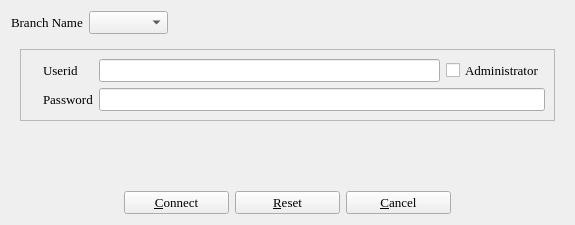
First picture: the form in branch_s.ui, repository textbrowser/biblioteq, before the edit.
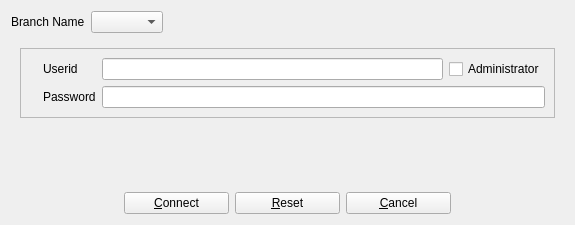
Second picture: the form after the edit. Icons and pictures are not drawn.

Commit message: Default fonts. Do not allow users to set their fonts on OS X systems as this distorts widgets.

What changed in the file:
```diff
--- a/branch_s.ui
+++ b/branch_s.ui
@@ -10,12 +10,6 @@
     <height>225</height>
    </rect>
   </property>
-  <property name="font">
-   <font>
-    <family>Times</family>
-    <pointsize>10</pointsize>
-   </font>
-  </property>
   <property name="windowTitle">
    <string>BiblioteQ: Branch Selection</string>
   </property>
@@ -28,12 +22,6 @@
     <layout class="QHBoxLayout">
      <item>
       <widget class="QLabel" name="label_4">
-       <property name="font">
-        <font>
-         <family>Times</family>
-         <pointsize>10</pointsize>
-        </font>
-       </property>
        <property name="text">
         <string>Branch Name</string>
        </property>
@@ -147,12 +135,6 @@
           </item>
           <item row="0" column="1">
            <widget class="QLabel" name="label_6">
-            <property name="font">
-             <font>
-              <family>Times</family>
-              <pointsize>10</pointsize>
-             </font>
-            </property>
             <property name="text">
              <string>Userid</string>
             </property>
@@ -174,12 +156,6 @@
           </item>
           <item row="1" column="1">
            <widget class="QLabel" name="label_5">
-            <property name="font">
-             <font>
-              <family>Times</family>
-              <pointsize>10</pointsize>
-             </font>
-            </property>
             <property name="text">
              <string>Password</string>
             </property>
@@ -235,12 +211,6 @@
          <height>0</height>
         </size>
        </property>
-       <property name="font">
-        <font>
-         <family>Times</family>
-         <pointsize>10</pointsize>
-        </font>
-       </property>
        <property name="text">
         <string>&amp;Connect</string>
        </property>
@@ -258,12 +228,6 @@
          <height>0</height>
         </size>
        </property>
-       <property name="font">
-        <font>
-         <family>Times</family>
-         <pointsize>10</pointsize>
-        </font>
-       </property>
        <property name="text">
         <string>&amp;Reset</string>
        </property>
@@ -281,12 +245,6 @@
          <height>0</height>
         </size>
        </property>
-       <property name="font">
-        <font>
-         <family>Times</family>
-         <pointsize>10</pointsize>
-        </font>
-       </property>
        <property name="layoutDirection">
         <enum>Qt::LeftToRight</enum>
        </property>
```
Left out of the diff: 6 changed lines with no effect on the pictures. The commit also changes 20 other files.
